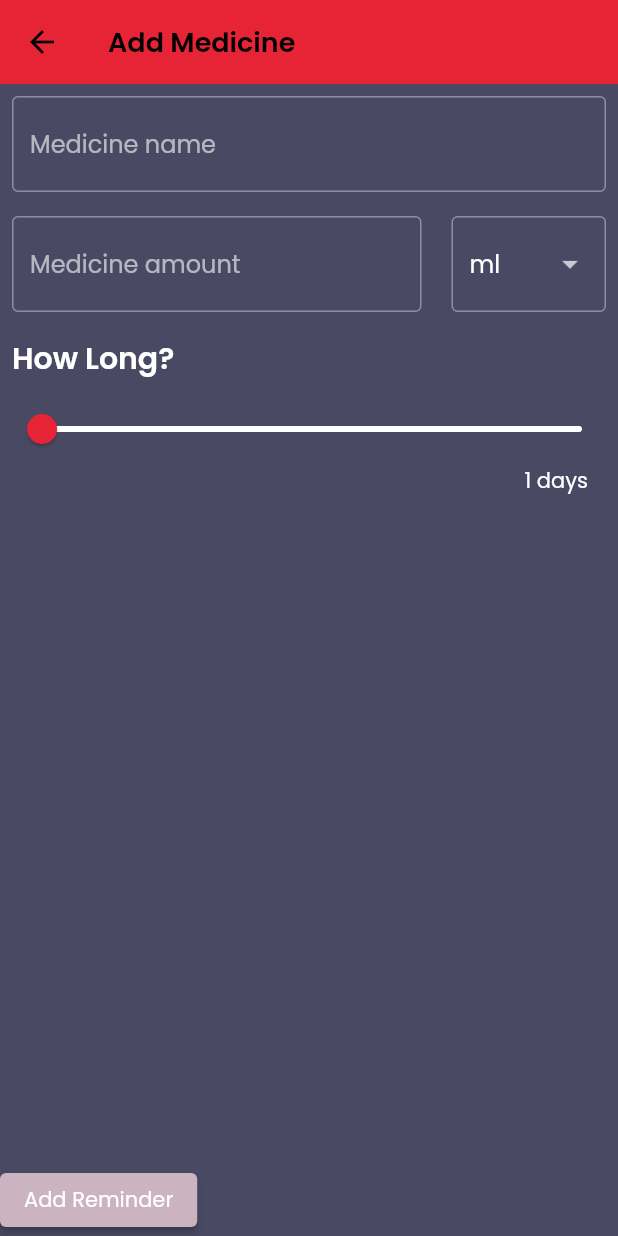
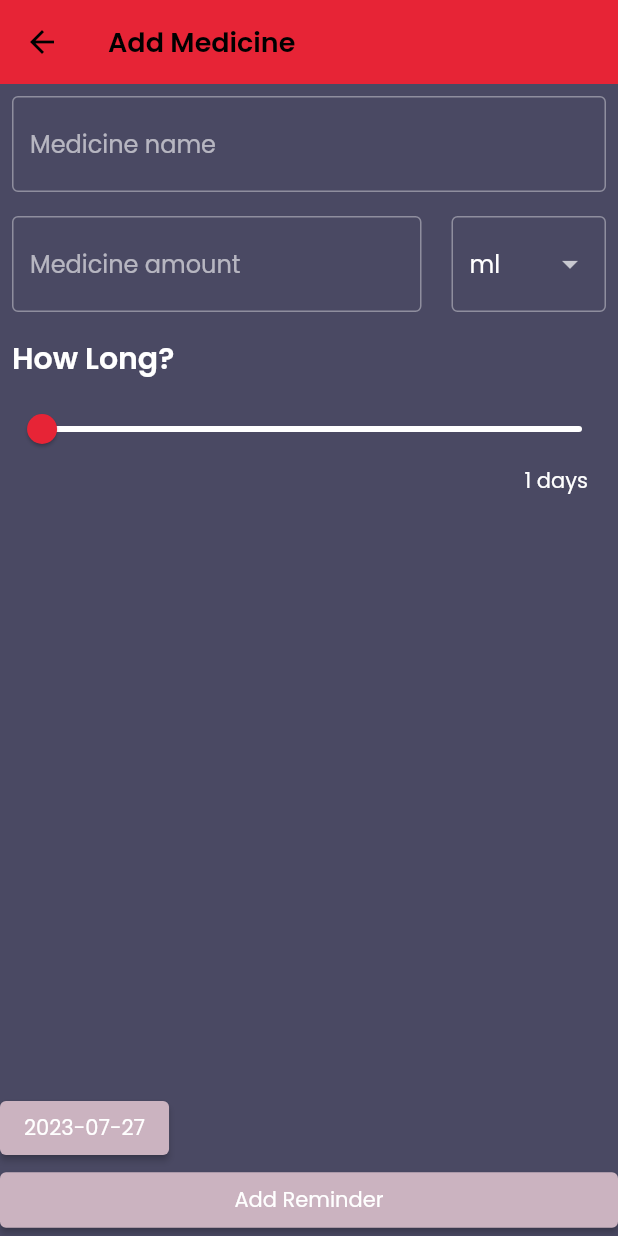
Before and after one commit to Aditya-Shewalkar/Medicine-Reminder, a Flutter app: the AddMedicineScreen screen opened directly, after a tap on "Add Reminder", on a phone screen of 412 x 824 dp. Run offline on Flutter 3.47's test engine with Material 2 defaults, Android fonts, the phone set to English and light mode, and no system bars; our stand-ins replace flutter_riverpod, lottie, sqflite, table_calendar; accounts and stored records are empty.

Commit message:
add medicine UI

```diff
--- a/lib/modules/add_medicine/add_medicine_screen.dart
+++ b/lib/modules/add_medicine/add_medicine_screen.dart
@@ -4,6 +4,7 @@ import 'package:medicine_reminder/constants/colors.dart';
 import 'package:medicine_reminder/modules/home/models/med_time.dart';
 import 'package:medicine_reminder/modules/home/models/medicine.dart';
 import 'package:medicine_reminder/riverpod/riverpod.dart';
+import 'package:intl/intl.dart';
 
 class AddMedicineScreen extends StatefulWidget {
   const AddMedicineScreen({super.key});
@@ -25,6 +26,18 @@ class _AddMedicineScreenState extends State<AddMedicineScreen> {
               style: TextStyle(fontFamily: "PS", fontSize: 18),
             ),
           ),
+          bottomNavigationBar: ElevatedButton(
+              onPressed: () {
+                Medicine m1 =
+                    Medicine(name: "Crocin", type: "Pill", quantity: 2);
+                MedTime mt1 =
+                    MedTime(dateTime: DateTime(DateTime.now().hour + 3), fk: 1);
+                addMedLogic.createReminder(m1, mt1);
+              },
+              child: const Padding(
+                padding: EdgeInsets.all(8.0),
+                child: Text("Add Reminder"),
+              )),
           body: SafeArea(
             child: Column(
               crossAxisAlignment: CrossAxisAlignment.start,
@@ -108,15 +121,17 @@ class _AddMedicineScreenState extends State<AddMedicineScreen> {
                 const Expanded(
                   child: SizedBox(height: 10),
                 ),
-                ElevatedButton(
-                    onPressed: () {
-                      Medicine m1 = Medicine(
-                          id: 1, name: "Crocin", type: "Pill", quantity: 2);
-                      MedTime mt1 =
-                          MedTime(id: 101, dateTime: DateTime.now(), fk: 1);
-                      addMedLogic.createReminder(m1, mt1);
-                    },
-                    child: const Text("Add Reminder")),
+                Row(
+                  children: [
+                    ElevatedButton(
+                      onPressed: () async {
+                        await addMedLogic.selectDate(context);
+                      },
+                      child: Text(
+                          formatDate(addMedLogic.pickedDate ?? DateTime.now())),
+                    )
+                  ],
+                )
               ],
             ),
           ),
@@ -125,3 +140,12 @@ class _AddMedicineScreenState extends State<AddMedicineScreen> {
     );
   }
 }
+
+String formatDate(DateTime date) {
+  // Create a date format pattern to display only the date part
+  final DateFormat formatter =
+      DateFormat('yyyy-MM-dd'); // You can customize the format as needed
+
+  // Format the DateTime object and return the formatted string
+  return formatter.format(date);
+}
--- a/lib/modules/home/models/med_time.dart
+++ b/lib/modules/home/models/med_time.dart
@@ -11,7 +11,7 @@ class MedTime {
   int? id;
   DateTime? dateTime;
   int? fk;
-  MedTime({required this.id, required this.dateTime, required this.fk});
+  MedTime({this.id, required this.dateTime, required this.fk});
 
   Map<String, Object?> toJson() => {
         MedTimeFields.id: id,
--- a/lib/modules/home/models/medicine.dart
+++ b/lib/modules/home/models/medicine.dart
@@ -15,7 +15,7 @@ class Medicine {
   int? quantity;
 
   Medicine(
-      {required this.id,
+      {this.id,
       required this.name,
       required this.type,
       required this.quantity});
--- a/pubspec.yaml
+++ b/pubspec.yaml
@@ -36,6 +36,7 @@ dependencies:
   dio:
   retrofit:
   shimmer:
+  intl:
   table_calendar:
   async_loader:
     git:
```
Also changed, not shown: lib/modules/add_medicine/repo/add_medicine_repo.dart (+14 -0 lines).
